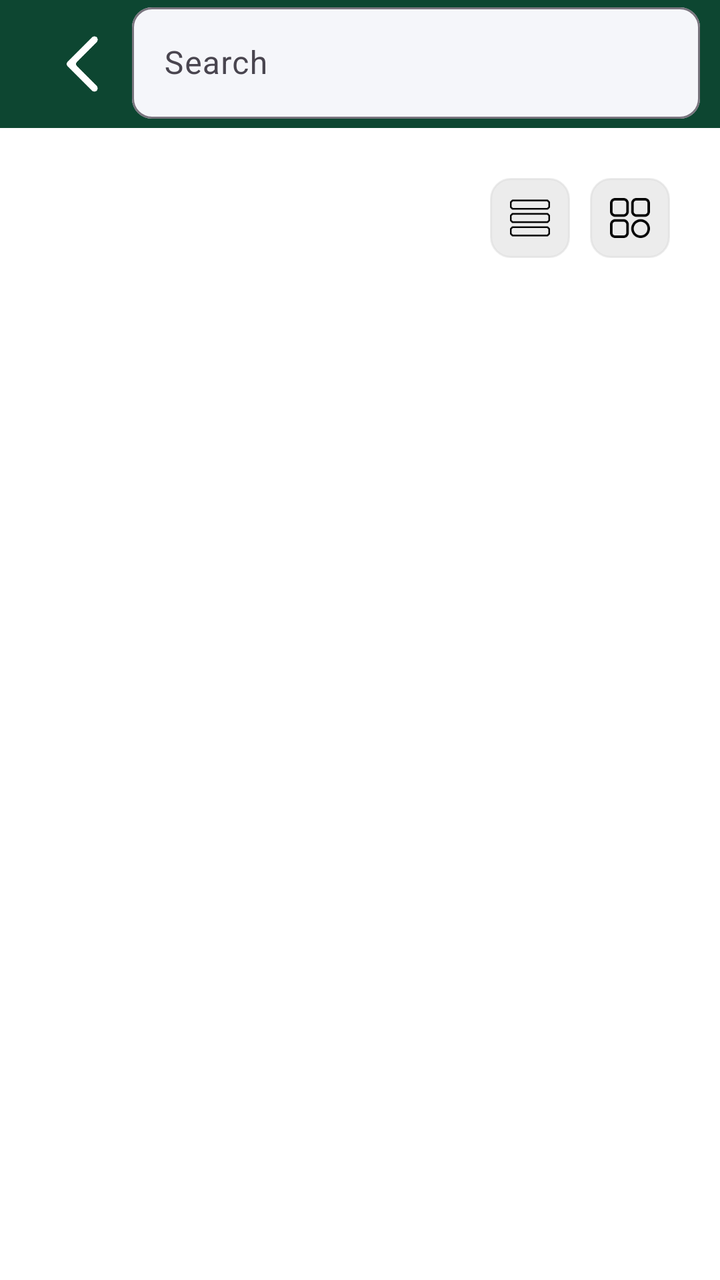
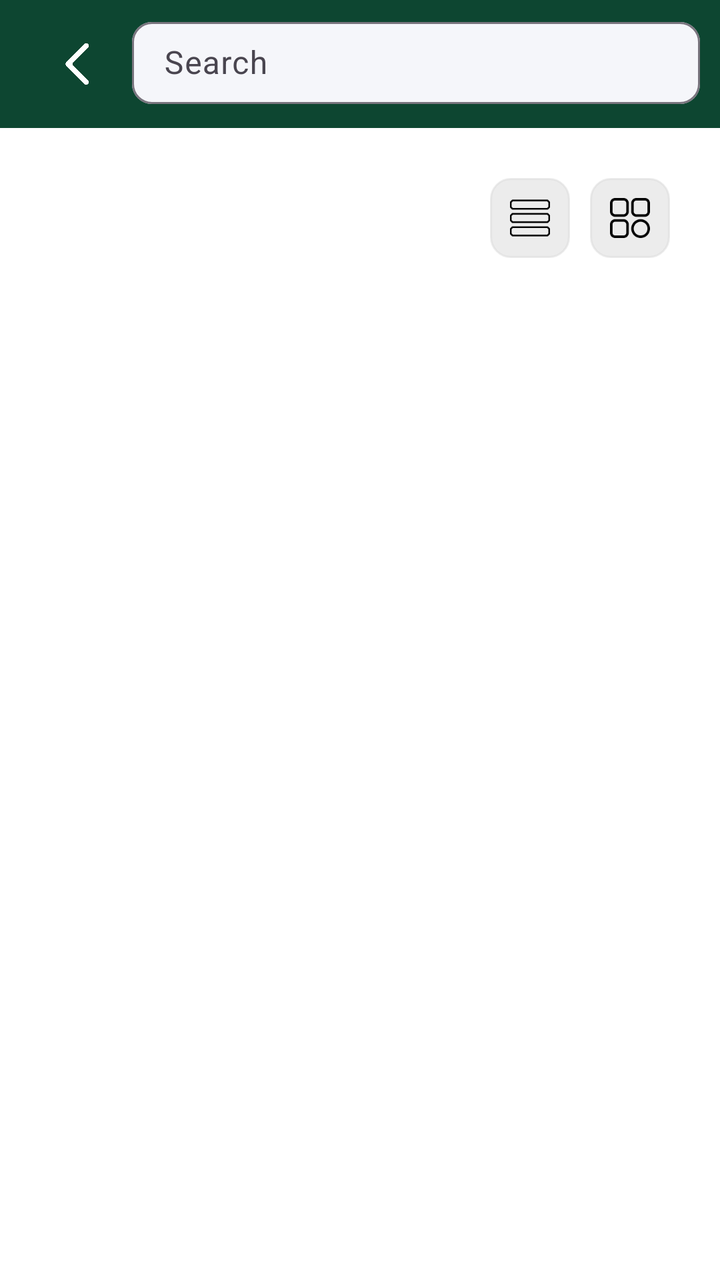

An Android layout rendered at two revisions. The XML below is the earlier revision; the diff shows what the commit changed to produce the second picture.
<!-- AndroidManifest.xml: application theme Theme.DietarySupplementShop -->
<!-- res/layout/activity_search_result.xml -->
<?xml version="1.0" encoding="utf-8"?>
<androidx.coordinatorlayout.widget.CoordinatorLayout xmlns:android="http://schemas.android.com/apk/res/android"
    xmlns:app="http://schemas.android.com/apk/res-auto"
    xmlns:tools="http://schemas.android.com/tools"
    android:id="@+id/searchView"
    android:layout_width="match_parent"
    android:layout_height="match_parent"
    tools:context=".SearchResultActivity">

    <com.google.android.material.appbar.AppBarLayout
        android:id="@+id/appBarLayout"
        android:layout_width="match_parent"
        android:layout_height="wrap_content"
        android:background="@color/color_app">

        <androidx.appcompat.widget.Toolbar
            android:id="@+id/toolbar"
            android:layout_width="match_parent"
            android:layout_height="wrap_content"
            android:fitsSystemWindows="true">

            <FrameLayout
                android:layout_width="match_parent"
                android:layout_height="wrap_content"
                android:orientation="horizontal">

                <ImageButton
                    android:id="@+id/backButton"
                    android:layout_width="50dp"
                    android:layout_height="50dp"
                    android:layout_gravity="start|center_vertical"
                    android:background="?attr/selectableItemBackground"
                    android:contentDescription="@string/back"
                    android:padding="5dp"
                    android:scaleType="fitCenter"
                    android:src="@drawable/back_white_ic" />

                <com.google.android.material.textfield.TextInputLayout
                    android:id="@+id/searchTextInputLayout"
                    android:layout_width="match_parent"
                    android:layout_height="match_parent"
                    android:layout_gravity="center_vertical"
                    android:layout_marginStart="50dp"
                    android:layout_marginBottom="3dp"
                    android:paddingEnd="10dp"
                    app:boxBackgroundColor="#F5F6FA"
                    app:boxCornerRadiusBottomEnd="10dp"
                    app:boxCornerRadiusBottomStart="10dp"
                    app:boxCornerRadiusTopEnd="10dp"
                    app:boxCornerRadiusTopStart="10dp">

                    <com.google.android.material.textfield.TextInputEditText
                        android:id="@+id/searchEditText"
                        android:layout_width="match_parent"
                        android:layout_height="wrap_content"
                        android:hint="@string/search"
                        android:inputType="text"
                        android:textColor="#8F959E"
                        android:textColorHint="@color/color_app" />
                </com.google.android.material.textfield.TextInputLayout>
            </FrameLayout>
        </androidx.appcompat.widget.Toolbar>
    </com.google.android.material.appbar.AppBarLayout>


    <RelativeLayout
        android:layout_width="match_parent"
        android:layout_height="match_parent"
        app:layout_behavior="@string/appbar_scrolling_view_behavior">

        <LinearLayout
            android:id="@+id/toolTip"
            android:layout_width="match_parent"
            android:layout_height="wrap_content"
            android:layout_marginStart="25dp"
            android:layout_marginTop="25dp"
            android:layout_marginEnd="25dp"
            android:orientation="horizontal">

            <TextView
                android:id="@+id/titleCategory"
                android:layout_gravity="start"
                android:layout_width="0dp"
                android:layout_weight="1"
                android:gravity="center_vertical"
                android:layout_height="40dp"
                android:maxLines="1"
                android:ellipsize="end"
                android:textStyle="bold"
                android:textSize="24sp"
                />
            <LinearLayout
                android:layout_width="wrap_content"
                android:layout_height="wrap_content"
                android:orientation="horizontal">

                <FrameLayout
                    android:layout_width="40dp"
                    android:layout_height="40dp"
                    android:layout_marginStart="10dp"
                    android:layout_marginEnd="10dp"
                    android:background="@drawable/rounded_button"
                    android:backgroundTint="#80D9D9D9">

                    <ImageButton
                        android:id="@+id/iconHamburger"
                        android:layout_width="20dp"
                        android:layout_height="20dp"
                        android:layout_gravity="center"
                        android:layout_margin="5dp"
                        android:background="@android:color/transparent"
                        android:contentDescription="TODO"
                        android:scaleType="fitXY"
                        android:src="@drawable/hamburger_icon" />
                </FrameLayout>

                <FrameLayout
                    android:layout_width="40dp"
                    android:layout_height="40dp"
                    android:background="@drawable/rounded_button"
                    android:backgroundTint="#80D9D9D9">

                    <ImageButton
                        android:id="@+id/iconMenu"
                        android:layout_width="20dp"
                        android:layout_height="20dp"
                        android:layout_gravity="center"
                        android:layout_margin="5dp"
                        android:background="@android:color/transparent"
                        android:contentDescription="TODO"
                        android:scaleType="fitXY"
                        android:src="@drawable/menu_icon" />
                </FrameLayout>
            </LinearLayout>
        </LinearLayout>

        <androidx.recyclerview.widget.RecyclerView
            android:id="@+id/productRecyclerView"
            android:layout_width="match_parent"
            android:layout_height="wrap_content"
            android:layout_below="@+id/toolTip"
            android:layout_marginStart="25dp"
            android:layout_marginTop="25dp"
            android:layout_marginEnd="25dp"
            app:layoutManager="androidx.recyclerview.widget.LinearLayoutManager" />

    </RelativeLayout>

    <FrameLayout
        android:id="@+id/frameLoading"
        android:layout_width="match_parent"
        android:layout_height="match_parent"
        android:background="#1A000000"
        android:layout_gravity="center"
        android:visibility="gone"
        >
        <com.airbnb.lottie.LottieAnimationView
            android:id="@+id/animationView"
            android:layout_width="150dp"
            android:layout_height="150dp"
            android:layout_gravity="center"
            app:lottie_rawRes="@raw/loading"
            app:lottie_autoPlay="true"
            app:lottie_loop="true"/>
    </FrameLayout>

</androidx.coordinatorlayout.widget.CoordinatorLayout>
<!-- resources referenced by this layout -->
<resources>
  <color name="color_app">#0D4631</color>
  <!-- drawable back_white_ic: png bitmap (drawable, 3716 bytes) -->
  <!-- drawable hamburger_icon: png bitmap (drawable, 797 bytes) -->
  <!-- drawable menu_icon: png bitmap (drawable, 1968 bytes) -->
  <!-- drawable rounded_button (drawable) -->
  <?xml version="1.0" encoding="utf-8"?>
  
  <shape xmlns:android="http://schemas.android.com/apk/res/android"
      android:shape="rectangle" android:padding="10dp">
      <corners
          android:bottomRightRadius="10dp"
          android:bottomLeftRadius="10dp"
          android:topLeftRadius="10dp"
          android:topRightRadius="10dp"
          />
      <stroke
          android:width="1dp"
          android:color="#D9D9D9"/>
  </shape>
  <string name="back">back to previous activity</string>
  <string name="search">Search</string>
  <style name="Theme.DietarySupplementShop" parent="Base.Theme.DietarySupplementShop" />
  <style name="Base.Theme.DietarySupplementShop" parent="Theme.Material3.DayNight.NoActionBar">
          <item name="android:windowBackground">@color/white</item>
          <item name="android:statusBarColor">@android:color/transparent</item>
          <item name="android:windowTranslucentNavigation">true</item>
          <item name="android:windowActivityTransitions">true</item>=
      </style>
  <color name="white">#FFFFFFFF</color>
</resources>

<!-- the commit's change to res/layout/activity_search_result.xml (unified diff, before → after) -->
@@ -26,8 +26,8 @@
 
                 <ImageButton
                     android:id="@+id/backButton"
-                    android:layout_width="50dp"
-                    android:layout_height="50dp"
+                    android:layout_width="45dp"
+                    android:layout_height="40dp"
                     android:layout_gravity="start|center_vertical"
                     android:background="?attr/selectableItemBackground"
                     android:contentDescription="@string/back"
@@ -52,7 +52,7 @@
                     <com.google.android.material.textfield.TextInputEditText
                         android:id="@+id/searchEditText"
                         android:layout_width="match_parent"
-                        android:layout_height="wrap_content"
+                        android:layout_height="41dp"
                         android:hint="@string/search"
                         android:inputType="text"
                         android:textColor="#8F959E"
<!-- resource entries referenced after the edit -->
@@ -26,7 +26,12 @@
           <item name="android:windowBackground">@color/white</item>
           <item name="android:statusBarColor">@android:color/transparent</item>
           <item name="android:windowTranslucentNavigation">true</item>
-          <item name="android:windowActivityTransitions">true</item>=
+          <item name="android:windowActivityTransitions">true</item>
+  
+          <item name="colorPrimary">@color/color_app</item>
+          <item name="colorOnPrimary">#FFFFFF</item>
+          <item name="colorPrimaryContainer">#A5D6A7</item>
+          <item name="colorSecondary">#388E3C</item>
       </style>
   <color name="white">#FFFFFFFF</color>
 </resources>
